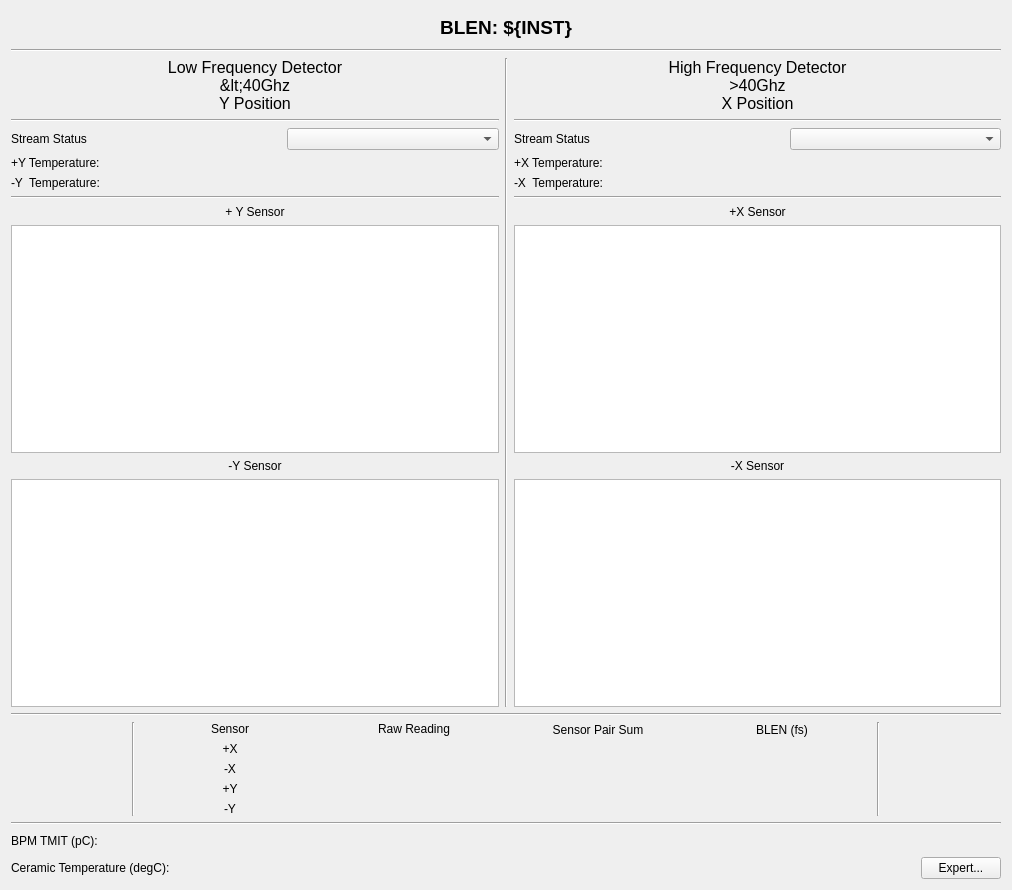
Old version of the form blenApp/ui/blen_lcls2_gap.ui in the repository slaclab/BunchLengthMonitor.
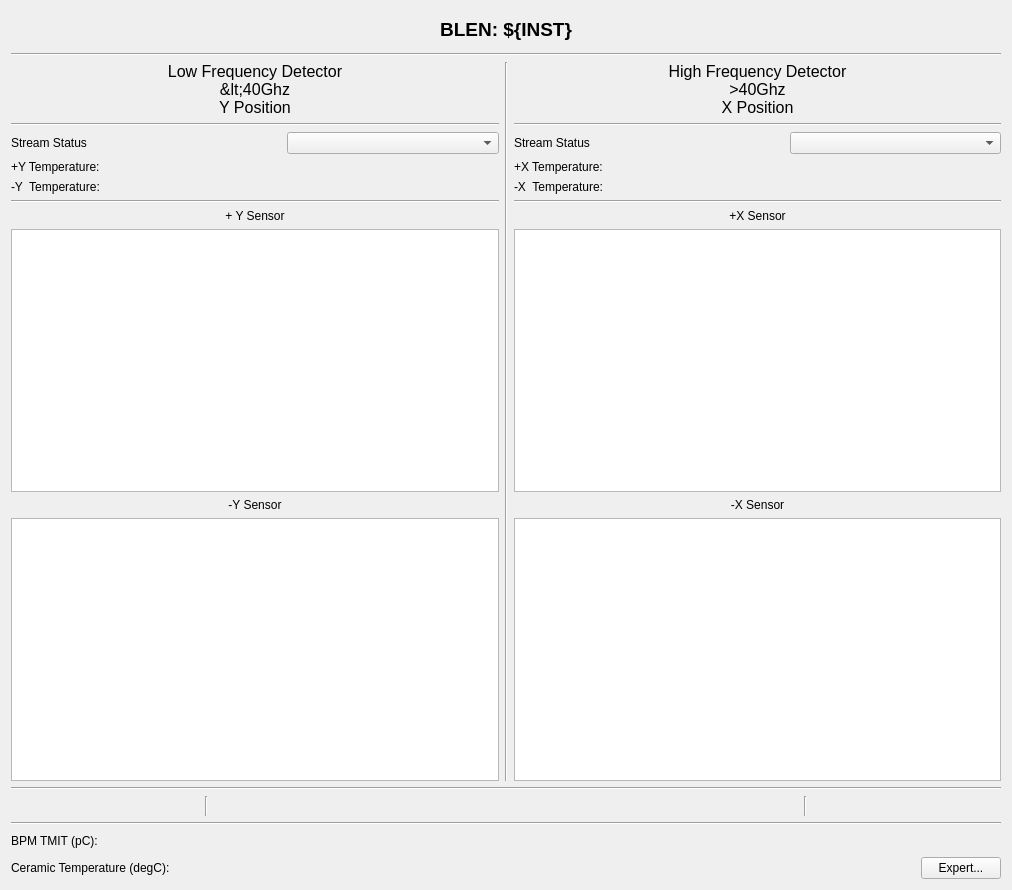
New version of the form. Custom widgets are drawn as their Qt base class.

Commit message: UI update to show sensor readings on the delay screen

Patch:
```diff
--- a/blenApp/ui/blen_lcls2_gap.ui
+++ b/blenApp/ui/blen_lcls2_gap.ui
@@ -385,7 +385,7 @@
       </widget>
      </item>
      <item>
-      <layout class="QHBoxLayout" name="horizontalLayout_3" stretch="1,0,3,3,0,1">
+      <layout class="QHBoxLayout" name="horizontalLayout_3" stretch="1,0,3,0,1">
        <item>
         <spacer name="horizontalSpacer_2">
          <property name="orientation">
@@ -407,196 +407,14 @@
         </widget>
        </item>
        <item>
-        <layout class="QGridLayout" name="gridLayout_8" rowstretch="1,0,0,0,0" columnstretch="0,0">
-         <item row="0" column="0">
-          <widget class="QLabel" name="label_11">
-           <property name="text">
-            <string>Sensor</string>
-           </property>
-           <property name="alignment">
-            <set>Qt::AlignCenter</set>
-           </property>
-          </widget>
-         </item>
-         <item row="3" column="0">
-          <widget class="QLabel" name="label_20">
-           <property name="text">
-            <string>+Y</string>
-           </property>
-           <property name="alignment">
-            <set>Qt::AlignCenter</set>
-           </property>
-          </widget>
-         </item>
-         <item row="1" column="0">
-          <widget class="QLabel" name="label_18">
-           <property name="text">
-            <string>+X</string>
-           </property>
-           <property name="alignment">
-            <set>Qt::AlignCenter</set>
-           </property>
-          </widget>
-         </item>
-         <item row="2" column="0">
-          <widget class="QLabel" name="label_19">
-           <property name="text">
-            <string>-X</string>
-           </property>
-           <property name="alignment">
-            <set>Qt::AlignCenter</set>
-           </property>
-          </widget>
-         </item>
-         <item row="4" column="0">
-          <widget class="QLabel" name="label_21">
-           <property name="text">
-            <string>-Y</string>
-           </property>
-           <property name="alignment">
-            <set>Qt::AlignCenter</set>
-           </property>
-          </widget>
-         </item>
-         <item row="0" column="1">
-          <widget class="QLabel" name="label_23">
-           <property name="text">
-            <string>Raw Reading</string>
-           </property>
-           <property name="alignment">
-            <set>Qt::AlignCenter</set>
-           </property>
-          </widget>
-         </item>
-         <item row="1" column="1">
-          <widget class="PyDMLabel" name="PyDMLabel_13">
-           <property name="toolTip">
-            <string/>
-           </property>
-           <property name="alignment">
-            <set>Qt::AlignCenter</set>
-           </property>
-           <property name="channel" stdset="0">
-            <string>ca://BLEN:${AREA}:${POS}:00:RawSum</string>
-           </property>
-          </widget>
-         </item>
-         <item row="2" column="1">
-          <widget class="PyDMLabel" name="PyDMLabel_14">
-           <property name="toolTip">
-            <string/>
-           </property>
-           <property name="alignment">
-            <set>Qt::AlignCenter</set>
-           </property>
-           <property name="channel" stdset="0">
-            <string>ca://BLEN:${AREA}:${POS}:01:RawSum</string>
-           </property>
-          </widget>
-         </item>
-         <item row="3" column="1">
-          <widget class="PyDMLabel" name="PyDMLabel_15">
-           <property name="toolTip">
-            <string/>
-           </property>
-           <property name="alignment">
-            <set>Qt::AlignCenter</set>
-           </property>
-           <property name="channel" stdset="0">
-            <string>ca://BLEN:${AREA}:${POS}:10:RawSum</string>
-           </property>
-          </widget>
-         </item>
-         <item row="4" column="1">
-          <widget class="PyDMLabel" name="PyDMLabel_16">
-           <property name="toolTip">
-            <string/>
-           </property>
-           <property name="alignment">
-            <set>Qt::AlignCenter</set>
-           </property>
-           <property name="channel" stdset="0">
-            <string>ca://BLEN:${AREA}:${POS}:11:RawSum</string>
-           </property>
-          </widget>
-         </item>
-        </layout>
-       </item>
-       <item>
-        <layout class="QGridLayout" name="gridLayout_9" rowstretch="1,2,2">
-         <item row="0" column="1">
-          <widget class="QLabel" name="label_24">
-           <property name="text">
-            <string>BLEN (fs)</string>
-           </property>
-           <property name="alignment">
-            <set>Qt::AlignCenter</set>
-           </property>
-          </widget>
-         </item>
-         <item row="1" column="1">
-          <widget class="PyDMLabel" name="PyDMLabel_6">
-           <property name="toolTip">
-            <string/>
-           </property>
-           <property name="alignment">
-            <set>Qt::AlignCenter</set>
-           </property>
-           <property name="channel" stdset="0">
-            <string>ca://BLEN:${AREA}:${POS}:0:BLEN</string>
-           </property>
-          </widget>
-         </item>
-         <item row="0" column="0">
-          <widget class="QLabel" name="label_12">
-           <property name="text">
-            <string>Sensor Pair Sum</string>
-           </property>
-           <property name="alignment">
-            <set>Qt::AlignCenter</set>
-           </property>
-          </widget>
-         </item>
-         <item row="2" column="0">
-          <widget class="PyDMLabel" name="PyDMLabel_12">
-           <property name="toolTip">
-            <string/>
-           </property>
-           <property name="alignment">
-            <set>Qt::AlignCenter</set>
-           </property>
-           <property name="channel" stdset="0">
-            <string>ca://BLEN:${AREA}:${POS}:1:SensPairSum</string>
-           </property>
-          </widget>
-         </item>
-         <item row="1" column="0">
-          <widget class="PyDMLabel" name="PyDMLabel_11">
-           <property name="toolTip">
-            <string/>
-           </property>
-           <property name="alignment">
-            <set>Qt::AlignCenter</set>
-           </property>
-           <property name="channel" stdset="0">
-            <string>ca://BLEN:${AREA}:${POS}:0:SensPairSum</string>
-           </property>
-          </widget>
-         </item>
-         <item row="2" column="1">
-          <widget class="PyDMLabel" name="PyDMLabel_5">
-           <property name="toolTip">
-            <string/>
-           </property>
-           <property name="alignment">
-            <set>Qt::AlignCenter</set>
-           </property>
-           <property name="channel" stdset="0">
-            <string>ca://BLEN:${AREA}:${POS}:1:BLEN</string>
-           </property>
-          </widget>
-         </item>
-        </layout>
+        <widget class="PyDMEmbeddedDisplay" name="PyDMEmbeddedDisplay">
+         <property name="toolTip">
+          <string/>
+         </property>
+         <property name="filename" stdset="0">
+          <string>blen_lcls2_gap_readings.ui</string>
+         </property>
+        </widget>
        </item>
        <item>
         <widget class="Line" name="line_6">
@@ -711,6 +529,11 @@
    <extends>QPushButton</extends>
    <header>pydm.widgets.related_display_button</header>
   </customwidget>
+  <customwidget>
+   <class>PyDMEmbeddedDisplay</class>
+   <extends>QFrame</extends>
+   <header>pydm.widgets.embedded_display</header>
+  </customwidget>
   <customwidget>
    <class>PyDMWaveformPlot</class>
    <extends>QGraphicsView</extends>
```
The commit also changes 3 other files.
